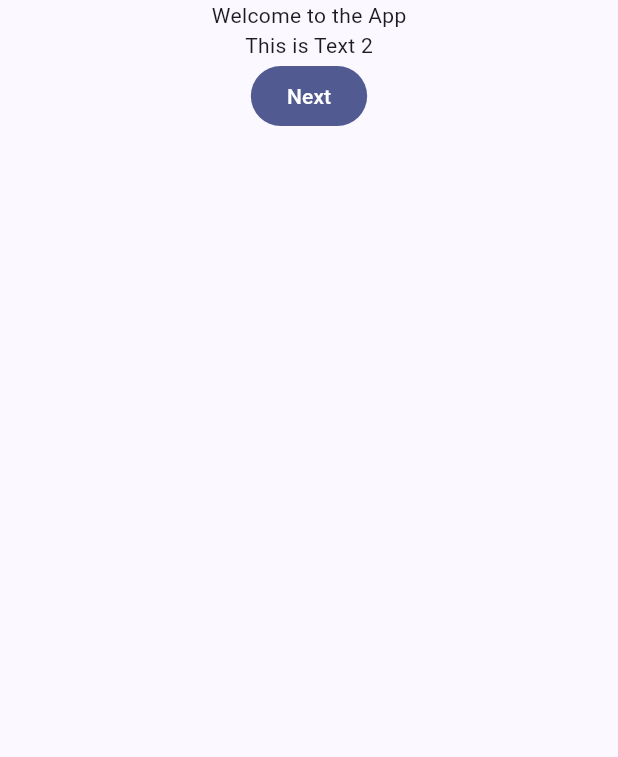
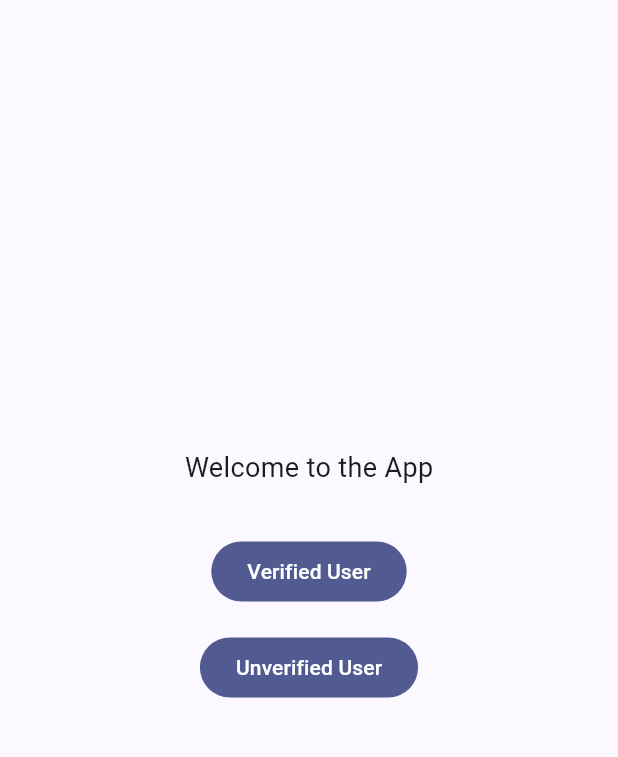
Before and after one commit to RanaAli/Flutter-Mobile-Recharge-App, a Flutter app: the screen it shows after launch, on a phone screen of 412 x 824 dp, the part 84-841 px from its top. Run offline on Flutter 3.47's test engine with Material 3 defaults, Android fonts, the phone set to English and light mode, and no system bars; our stand-ins replace carousel_slider, dio, pretty_dio_logger, sqflite; missing offline and left inert: http_mock_adapter; accounts and stored records are empty.

Commit message:
set user verified flag

```diff
--- a/lib/data/db/app_db.dart
+++ b/lib/data/db/app_db.dart
@@ -15,7 +15,7 @@ class AppDb {
     id: 1,
     availableAmount: 100,
     spentAmount: 0,
-    maxMonthlyAmount: 50,
+    maxMonthlyAmount: 3000,
     maxPerBeneficiaryAmount: 10,
   );
 
--- a/lib/navigation/routes.dart
+++ b/lib/navigation/routes.dart
@@ -5,6 +5,11 @@ import 'package:mobile_recharge_app/presentation/screens/screen_amount_selection
 import 'package:mobile_recharge_app/presentation/screens/screen_confirmation/confirmation_page.dart';
 import 'package:mobile_recharge_app/presentation/screens/screen_confirmation/model_confirmation_page.dart';
 import 'package:mobile_recharge_app/presentation/screens/screen_mobile_recharge/mobile_recharge_page.dart';
+
+void navigateToBenSelectScreen(BuildContext context) {
+  Navigator.of(context).push(MaterialPageRoute(
+      builder: (context) => const MobileRechargePage()));
+}
 
 void navigateToAmountSelection(BuildContext context, ModelBeneficiary ben) {
   Navigator.of(context).push(
--- a/lib/presentation/screens/screen_login/login_page.dart
+++ b/lib/presentation/screens/screen_login/login_page.dart
@@ -1,5 +1,9 @@
 import 'package:flutter/material.dart';
+import 'package:mobile_recharge_app/data/db/app_db.dart';
+import 'package:mobile_recharge_app/data/db/db_models/model_user.dart';
+import 'package:mobile_recharge_app/navigation/routes.dart';
 import 'package:mobile_recharge_app/presentation/screens/screen_mobile_recharge/mobile_recharge_page.dart';
+import 'package:mobile_recharge_app/presentation/ui_elements/text_styles.dart';
 
 class LoginPage extends StatefulWidget {
   const LoginPage({super.key});
@@ -9,41 +13,49 @@ class LoginPage extends StatefulWidget {
 }
 
 class _LoginPage extends State<LoginPage> {
+  AppDb db = AppDb.instance;
+
   @override
   Widget build(BuildContext context) {
     return Scaffold(
       appBar: AppBar(
-        backgroundColor: Theme
-            .of(context)
-            .colorScheme
-            .inversePrimary,
+        backgroundColor: Theme.of(context).colorScheme.inversePrimary,
         title: const Text('Mobile Recharge App'),
       ),
       body: body(context),
     );
   }
 
-  Column body(BuildContext context) {
-    return Column(
+  Row body(BuildContext context) {
+    return Row(
+      mainAxisAlignment: MainAxisAlignment.center,
+      children: [
+        Column(
           mainAxisSize: MainAxisSize.max,
+          mainAxisAlignment: MainAxisAlignment.center,
           children: [
-        Center(
-          child: Column(
-            children: [
-              const Text("Welcome to the App"),
-              const Text("This is Text 2"),
+            const Text("Welcome to the App", style: TextStyle(fontSize: 18)),
+            const SizedBox(height: 32),
             FilledButton(
               onPressed: () {
-                  Navigator.of(context).push(MaterialPageRoute(
-                      builder: (
-                          context) => const MobileRechargePage()));
+                User user = db.user;
+                user.maxPerBeneficiaryAmount = 1000;
+                db.updateUser(user);
+                navigateToBenSelectScreen(context);
               },
-                child: const Text("Next"),
+              child: const Text("Verified User"),
+            ),
+            const SizedBox(height: 16),
+            FilledButton(
+              onPressed: () {
+                User user = db.user;
+                user.maxPerBeneficiaryAmount = 500;
+                db.updateUser(AppDb.instance.user);
+                navigateToBenSelectScreen(context);
+              },
+              child: const Text("Unverified User"),
             )
-
-
           ],
-          ),
         ),
       ],
     );
```
Also changed, not shown: lib/presentation/screens/screen_mobile_recharge/mobile_recharge_page.dart (+18 -13 lines), lib/presentation/screens/screen_mobile_recharge/widgets/beneficiary_item_widget.dart (+1 -13 lines). Lines whose indentation alone changed are shown as unchanged.
